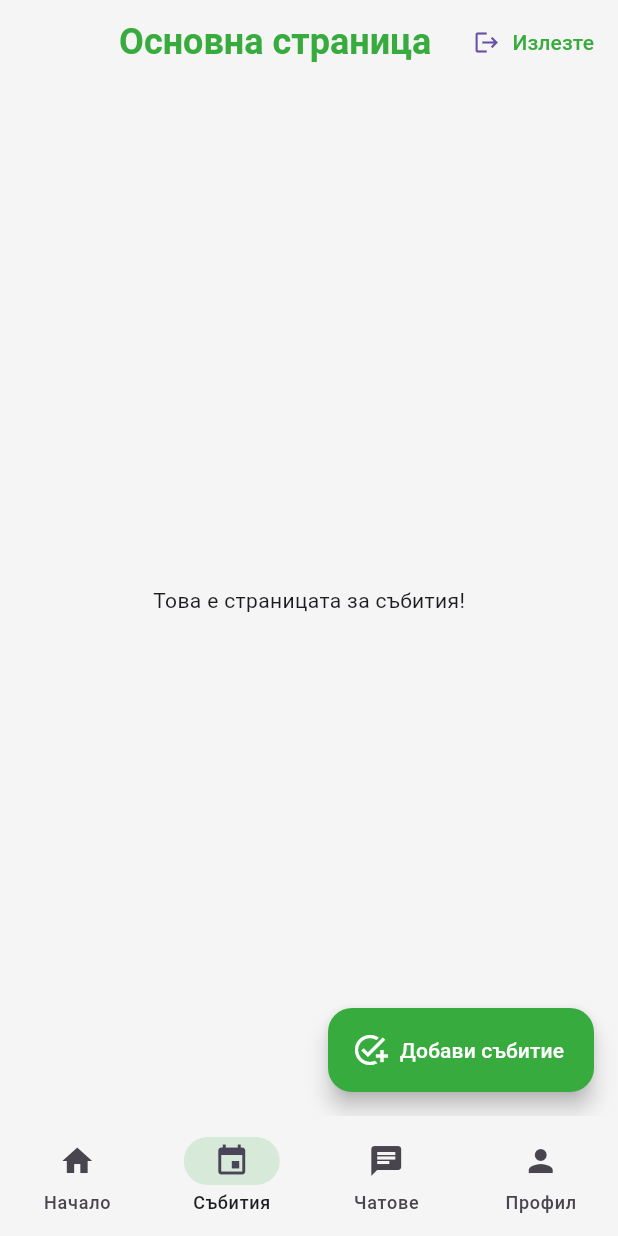
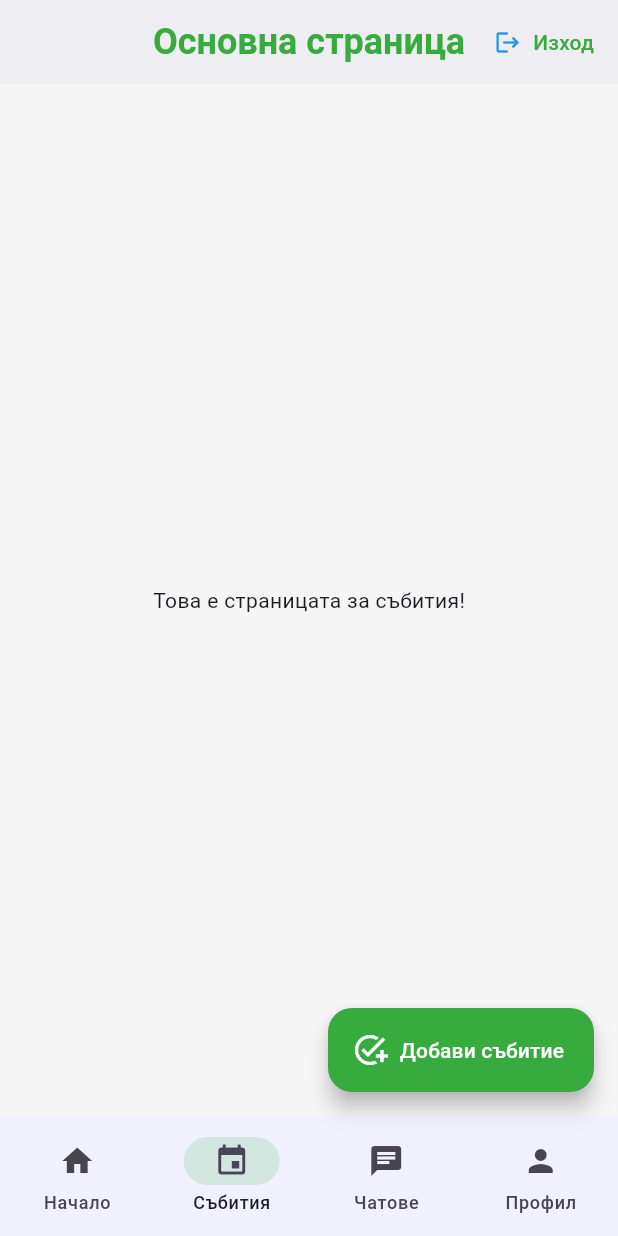
Before and after one commit to ZvezdiPro/Volunteer-Varna, a Flutter app: the screen it shows once a user with an empty profile is signed in, item 2 of the bottom bar chosen, on a phone screen of 412 x 824 dp. Run offline on Flutter 3.47's test engine with Material 3 defaults, Android fonts, the phone set to English and light mode, and no system bars; our stand-ins replace firebase_auth, firebase_core, flutter_spinkit, smooth_page_indicator; accounts and stored records are empty.

Commit message:
Design corrections

```diff
--- a/lib/screens/main/create_campaign.dart
+++ b/lib/screens/main/create_campaign.dart
@@ -70,19 +70,19 @@ class _CreateCampaignState extends State<CreateCampaign> {
       _loading = true;
       });
 
+    Navigator.of(context).pop();
+
     ScaffoldMessenger.of(context).showSnackBar(
       SnackBar(
         backgroundColor: greenPrimary,
         content: Container(
           alignment: Alignment.center,
           height: 45,
-          child: Text('Кампанията е създадена успешно!', style: TextStyle(fontSize: 16, color: Colors.white))
+          child: Text('Кампанията е създадена успешно!', style: TextStyle(fontSize: 16, color: Colors.white, fontWeight: FontWeight.bold)),
         ),
         duration: Duration(seconds: 3),
       ),
     );
-
-    Navigator.of(context).pop();
 
     // TODO: Add a new record to the DB
     // Needs to call the constructor AND use the organiserID using the Auth service
--- a/lib/screens/main/main_page.dart
+++ b/lib/screens/main/main_page.dart
@@ -26,10 +26,11 @@ class _MainPageState extends State<MainPage> {
         title: Text('Основна страница', style: TextStyle(color: greenPrimary, fontSize: 24.0, fontWeight: FontWeight.bold)),
         centerTitle: true,
         backgroundColor: backgroundGrey,
+        elevation: 1.0,
         actions: [
           TextButton.icon(
-              icon: Icon(Icons.logout),
-              label: Text('Излезте', style: TextStyle(color: greenPrimary, fontSize: 14.0)),
+            icon: Icon(Icons.logout, color: blueSecondary),
+            label: Text('Изход', style: TextStyle(color: greenPrimary, fontSize: 14.0)),
             onPressed: () async {
               await _auth.signOut();
             },
@@ -66,7 +67,7 @@ class _MainPageState extends State<MainPage> {
             label: 'Профил',
           ),
         ],
-        backgroundColor: backgroundGrey,
+        backgroundColor: blueSecondary.withAlpha(15),
         indicatorColor: greenPrimary.withAlpha(40),
         selectedIndex: currentPageIndex,
         onDestinationSelected: (int index) {
```
Lines whose indentation alone changed are shown as unchanged.
